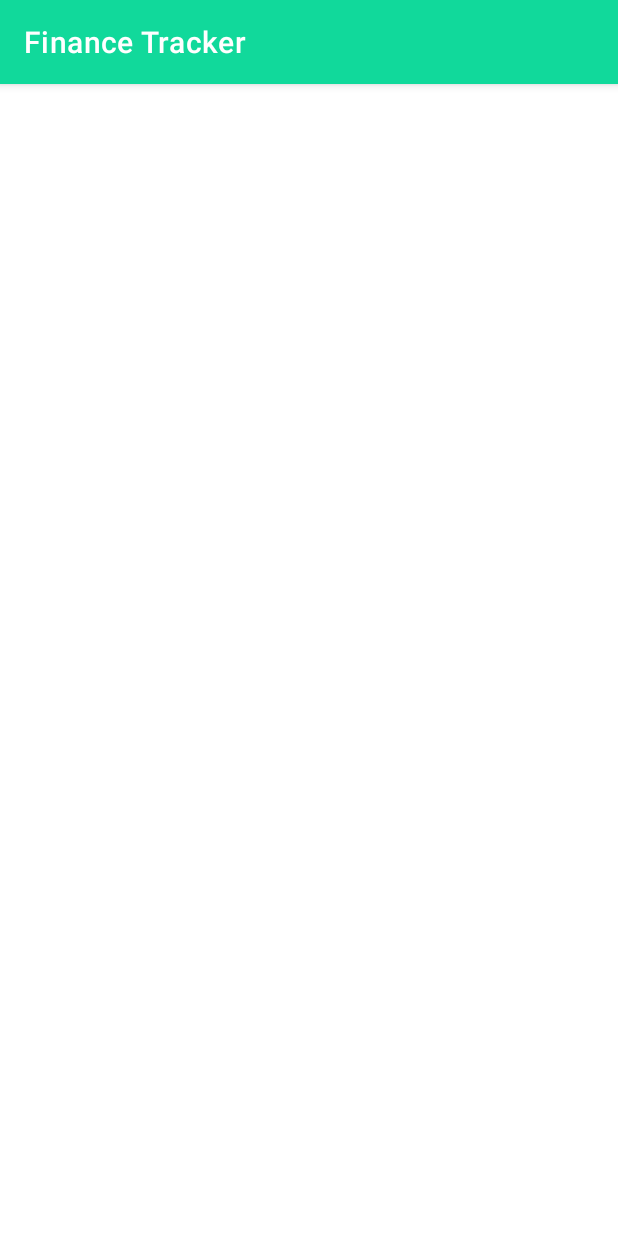
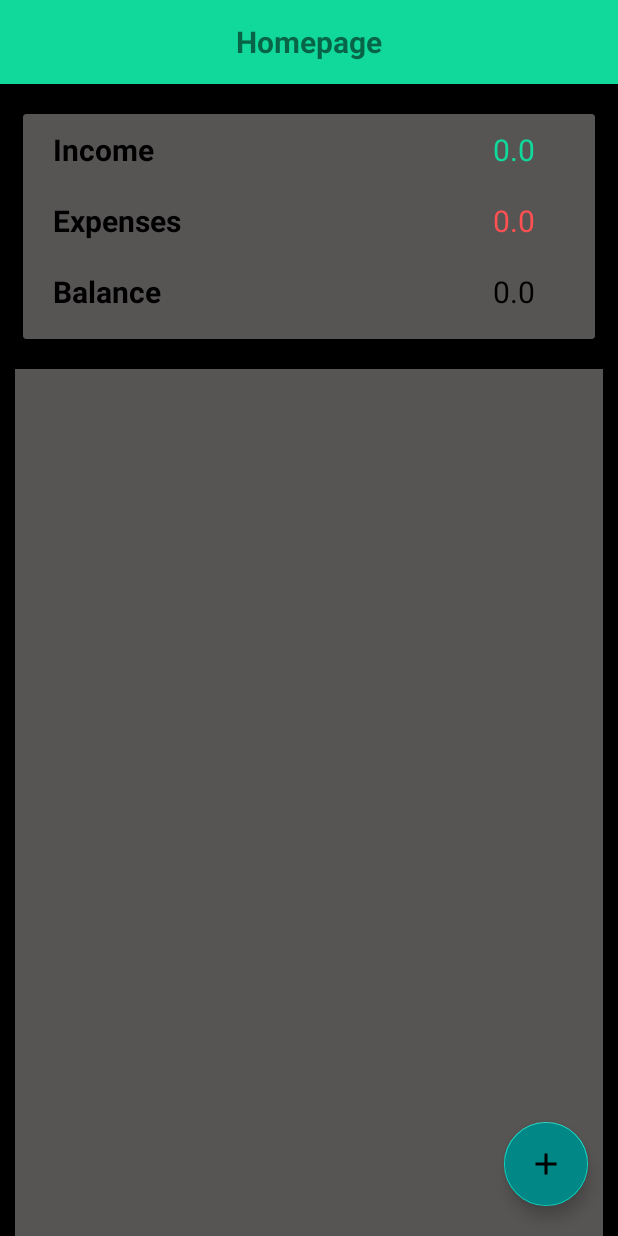
Before and after one commit to Brian-Mulei/FinanceTracker, an Android app: the homepage screen opened directly, with no data from a screen before it, on a phone screen of 412 x 824 dp. Run offline under Robolectric (Android 15) with nearby library versions, the phone set to English and light mode, and no system bars.

Commit message:
Dashboard UI

```diff
--- a/app/build.gradle
+++ b/app/build.gradle
@@ -37,6 +37,7 @@ dependencies {
     implementation 'com.google.android.material:material:1.4.0'
     implementation 'androidx.constraintlayout:constraintlayout:2.0.4'
     implementation 'com.google.firebase:firebase-auth:21.0.3'
+    implementation 'com.google.firebase:firebase-firestore:24.1.2'
     testImplementation 'junit:junit:4.13.2'
     androidTestImplementation 'androidx.test.ext:junit:1.1.3'
     androidTestImplementation 'androidx.test.espresso:espresso-core:3.4.0'
--- a/app/src/main/AndroidManifest.xml
+++ b/app/src/main/AndroidManifest.xml
@@ -13,6 +13,9 @@
         android:supportsRtl="true"
         android:theme="@style/Theme.FinanceTracker"
         tools:targetApi="31">
+        <activity
+            android:name=".AddTransaction"
+            android:exported="false" />
         <activity
             android:name=".homepage"
             android:exported="false" />
--- a/app/src/main/java/com/mulei/financetracker/homepage.java
+++ b/app/src/main/java/com/mulei/financetracker/homepage.java
@@ -2,13 +2,30 @@ package com.mulei.financetracker;
 
 import androidx.appcompat.app.AppCompatActivity;
 
+import android.content.Intent;
 import android.os.Bundle;
+import android.view.View;
+
+import com.mulei.financetracker.databinding.ActivityHomepageBinding;
 
 public class homepage extends AppCompatActivity {
+    ActivityHomepageBinding binding;
 
     @Override
     protected void onCreate(Bundle savedInstanceState) {
+        getSupportActionBar().hide();
+
         super.onCreate(savedInstanceState);
-        setContentView(R.layout.activity_homepage);
+        binding=ActivityHomepageBinding.inflate(getLayoutInflater());
+        setContentView(binding.getRoot());
+
+        binding.addbtn.setOnClickListener(new View.OnClickListener() {
+            @Override
+            public void onClick(View view) {
+                Intent intent1= new Intent(homepage.this, AddTransaction.class);
+                startActivity(intent1);
+            }
+        });
+
     }
 }
--- /dev/null
+++ b/app/src/main/res/drawable/edit_text_bg.xml
@@ -0,0 +1,4 @@
+<?xml version="1.0" encoding="utf-8"?>
+<selector xmlns:android="http://schemas.android.com/apk/res/android">
+
+</selector>
--- /dev/null
+++ b/app/src/main/res/drawable/ic_baseline_add_24.xml
@@ -0,0 +1,5 @@
+<vector android:height="24dp" android:tint="#000000"
+    android:viewportHeight="24" android:viewportWidth="24"
+    android:width="24dp" xmlns:android="http://schemas.android.com/apk/res/android">
+    <path android:fillColor="@android:color/white" android:pathData="M19,13h-6v6h-2v-6H5v-2h6V5h2v6h6v2z"/>
+</vector>
--- a/app/src/main/res/layout/activity_homepage.xml
+++ b/app/src/main/res/layout/activity_homepage.xml
@@ -1,9 +1,149 @@
 <?xml version="1.0" encoding="utf-8"?>
-<androidx.constraintlayout.widget.ConstraintLayout xmlns:android="http://schemas.android.com/apk/res/android"
+<RelativeLayout xmlns:android="http://schemas.android.com/apk/res/android"
     xmlns:app="http://schemas.android.com/apk/res-auto"
     xmlns:tools="http://schemas.android.com/tools"
     android:layout_width="match_parent"
+    android:background="@color/black"
     android:layout_height="match_parent"
     tools:context=".homepage">
+<RelativeLayout
+    android:id="@+id/toolbar"
+    android:layout_width="match_parent"
+    android:layout_height="?actionBarSize"
+    android:background="@color/green">
 
-</androidx.constraintlayout.widget.ConstraintLayout>
+    <TextView
+        android:layout_centerVertical="true"
+        android:textSize="20sp"
+        android:layout_width="match_parent"
+        android:layout_height="wrap_content"
+        android:textStyle="bold"
+        android:textAlignment="center"
+        android:text="Homepage"/>
+
+</RelativeLayout>
+    <androidx.cardview.widget.CardView
+        android:backgroundTint="@color/grey"
+        android:id="@+id/dashsummary"
+        android:layout_marginLeft="15dp"
+        android:layout_marginRight="15dp"
+        android:layout_marginTop="20dp"
+        android:layout_below="@+id/toolbar"
+        android:layout_width="match_parent"
+        android:layout_height="150dp">
+<LinearLayout
+    android:orientation="vertical"
+    android:layout_width="match_parent"
+    android:layout_height="wrap_content">
+    <RelativeLayout
+        android:padding="10dp"
+        android:layout_width="match_parent"
+        android:layout_height="wrap_content">
+        <TextView
+            android:layout_alignParentLeft="true"
+            android:layout_marginLeft="10dp"
+            android:textSize="20sp"
+            android:textStyle="bold"            android:textColor="@color/black"
+
+            android:layout_width="wrap_content"
+            android:layout_height="wrap_content"
+            android:text="Income"/>
+        <TextView
+            android:layout_alignParentRight="true"
+            android:layout_marginRight="30dp"
+            android:textSize="20sp"
+            android:textColor="@color/green"
+            android:layout_width="wrap_content"
+            android:layout_height="wrap_content"
+            android:text="0.0"/>
+
+    </RelativeLayout>
+    <RelativeLayout
+        android:padding="10dp"
+        android:layout_width="match_parent"
+        android:layout_height="wrap_content">
+        <TextView
+            android:layout_alignParentLeft="true"
+            android:layout_marginLeft="10dp"
+            android:textSize="20sp"
+            android:textStyle="bold"
+            android:textColor="@color/black"
+
+            android:layout_width="wrap_content"
+            android:layout_height="wrap_content"
+            android:text="Expenses"/>
+        <TextView
+            android:layout_alignParentRight="true"
+            android:layout_marginRight="30dp"
+            android:textSize="20sp"
+            android:textColor="@color/red"
+            android:layout_width="wrap_content"
+            android:layout_height="wrap_content"
+            android:text="0.0"/>
+
+    </RelativeLayout>
+    <RelativeLayout
+        android:padding="10dp"
+        android:layout_width="match_parent"
+        android:layout_height="wrap_content">
+        <TextView
+            android:layout_alignParentLeft="true"
+            android:layout_marginLeft="10dp"
+            android:textSize="20sp"
+            android:textStyle="bold"            android:textColor="@color/black"
+
+            android:layout_width="wrap_content"
+            android:layout_height="wrap_content"
+            android:text="Balance"/>
+        <TextView
+            android:layout_alignParentRight="true"
+            android:layout_marginRight="30dp"
+            android:textSize="20sp"
+            android:textColor="@color/black"
+            android:layout_width="wrap_content"
+            android:layout_height="wrap_content"
+            android:text="0.0"/>
+
+    </RelativeLayout>
+
+
+</LinearLayout>
+    </androidx.cardview.widget.CardView>
+
+    <androidx.core.widget.NestedScrollView
+        android:layout_width="match_parent"
+        android:layout_height="match_parent"
+        android:layout_below="@+id/dashsummary"
+        android:layout_marginLeft="10dp"
+        android:layout_marginTop="20dp"
+        android:layout_marginRight="10dp"
+        android:background="@color/grey">
+
+        <androidx.recyclerview.widget.RecyclerView
+            android:id="@+id/historylist"
+            android:layout_width="match_parent"
+            android:layout_height="match_parent">
+
+        </androidx.recyclerview.widget.RecyclerView>
+
+    </androidx.core.widget.NestedScrollView>
+
+
+    <com.google.android.material.floatingactionbutton.FloatingActionButton
+
+        android:id="@+id/addbtn"
+    app:cardCornerRadius="50dp"
+    android:backgroundTint="@color/teal_700"
+    android:layout_width="120dp"
+    android:layout_margin="20dp"
+    android:src="@drawable/ic_baseline_add_24"
+
+    android:layout_alignParentBottom="true"
+    android:layout_alignParentRight="true"
+    android:layout_height="60dp">
+
+
+</com.google.android.material.floatingactionbutton.FloatingActionButton>
+
+
+</RelativeLayout>
--- a/app/src/main/res/values/colors.xml
+++ b/app/src/main/res/values/colors.xml
@@ -10,7 +10,7 @@
     <color name="green">#11D99B</color>
     <color name="red">#FF5151</color>
     <color name="yellow">#D9D92F</color>
-    <color name="grey">#837F7F</color>
+    <color name="grey">#575454</color>
     <color name="colorDivider">#ECECEC</color>
 
 
```
Also changed, not shown: app/src/main/java/com/mulei/financetracker/AddTransaction.java (added, +63 -0 lines), app/src/main/res/layout/activity_add_transaction.xml (added, +82 -0 lines).
